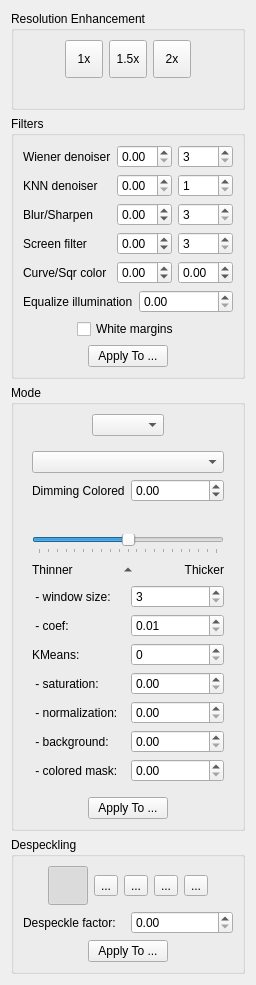
ImageProcessing-ElectronicPublications/scantailor-experimental, file src/filters/output/ui/OutputOptionsWidget.ui: the form before one commit.
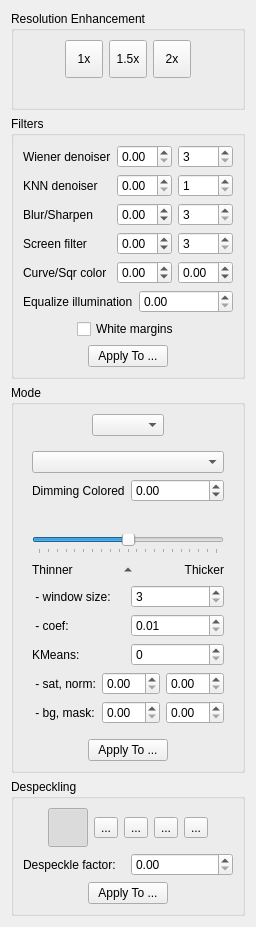
The form after the commit. Icons and pictures are not drawn.

Commit message: 0.2023.08.23: output: compact k-means options

What changed in the file:
```diff
--- a/src/filters/output/ui/OutputOptionsWidget.ui
+++ b/src/filters/output/ui/OutputOptionsWidget.ui
@@ -698,14 +698,18 @@
              </property>
             </widget>
            </item>
-           <item row="3" column="0">
-            <widget class="QLabel" name="kmeansSatLabel">
+          </layout>
+         </item>
+         <item>
+          <layout class="QGridLayout" name="kmeansOptions">
+           <item row="0" column="0">
+            <widget class="QLabel" name="kmeansSatNormLabel">
              <property name="text">
-              <string> - saturation:</string>
+              <string> - sat, norm:</string>
              </property>
             </widget>
            </item>
-           <item row="3" column="1">
+           <item row="0" column="1">
             <widget class="QDoubleSpinBox" name="kmeansSat">
              <property name="toolTip">
               <string>Default value is 0.0.</string>
@@ -721,14 +725,7 @@
              </property>
             </widget>
            </item>
-           <item row="4" column="0">
-            <widget class="QLabel" name="kmeansNormLabel">
-             <property name="text">
-              <string> - normalization:</string>
-             </property>
-            </widget>
-           </item>
-           <item row="4" column="1">
+           <item row="0" column="2">
             <widget class="QDoubleSpinBox" name="kmeansNorm">
              <property name="toolTip">
               <string>Default value is 0.0.</string>
@@ -744,14 +741,14 @@
              </property>
             </widget>
            </item>
-           <item row="5" column="0">
-            <widget class="QLabel" name="kmeansBGLabel">
+           <item row="1" column="0">
+            <widget class="QLabel" name="kmeansBGMaskLabel">
              <property name="text">
-              <string> - background:</string>
+              <string> - bg, mask:</string>
              </property>
             </widget>
            </item>
-           <item row="5" column="1">
+           <item row="1" column="1">
             <widget class="QDoubleSpinBox" name="kmeansBG">
              <property name="toolTip">
               <string>Default value is 0.0.</string>
@@ -767,14 +764,7 @@
              </property>
             </widget>
            </item>
-           <item row="6" column="0">
-            <widget class="QLabel" name="coloredMaskCoefLabel">
-             <property name="text">
-              <string> - colored mask:</string>
-             </property>
-            </widget>
-           </item>
-           <item row="6" column="1">
+           <item row="1" column="2">
             <widget class="QDoubleSpinBox" name="coloredMaskCoef">
              <property name="toolTip">
               <string>Default value is 0.0.</string>
```
Left out of the diff: 1 changed line with no effect on the pictures.
